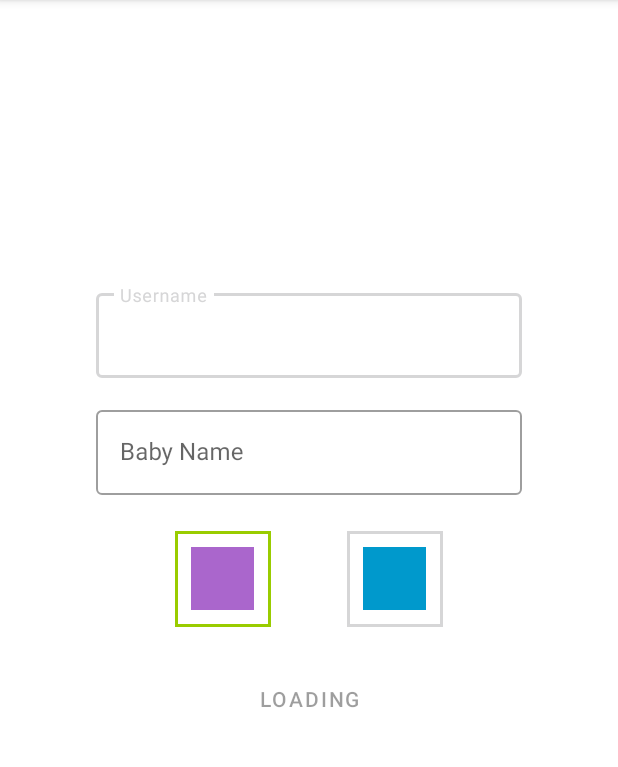
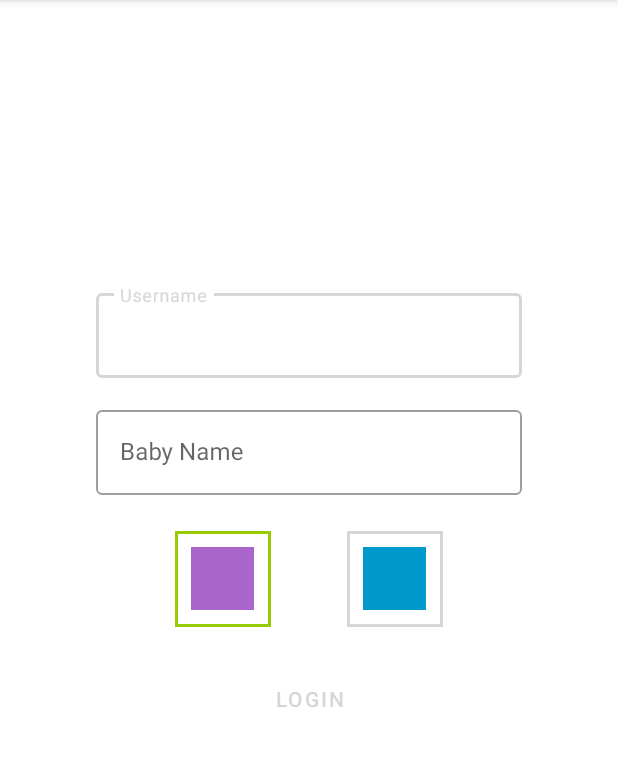
Before and after one commit to BrachtL/babyfeedingtracker, an Android app: the screen it shows after launch (LoginActivity), after a tap on "LOGIN", on a phone screen of 412 x 824 dp, the part 84-851 px from its top. Run offline under Robolectric (Android 15) with nearby library versions, the phone set to English and light mode, and no system bars; libraries missing offline, so code that uses them is left out: com.jaredrummler.materialspinner; 1 other tap on this screen came first.

Commit message:
bug correction: loading was blocking login button after a bad attempt to create an user

```diff
--- a/app/src/main/java/com/example/babyfeedingtracker/LoginActivity.kt
+++ b/app/src/main/java/com/example/babyfeedingtracker/LoginActivity.kt
@@ -27,7 +27,6 @@ import org.json.JSONObject
 import java.util.concurrent.TimeUnit
 
 // TODO: Return to this activity if station and user are not found
-// TODO: botão fica no LOADING quando o user digitado não é válido
 
 class LoginActivity : AppCompatActivity() {
 
@@ -65,10 +64,20 @@ class LoginActivity : AppCompatActivity() {
     // TODO: username.length has to be between 3 and 7
     fun validateFieldString(field: String, fieldName: String): String {
 
-        if(field.length < 6) {
-            val toast = Toast.makeText(this, "Please enter at least 6 chars for your $fieldName", Toast.LENGTH_SHORT)
-            toast.show()
-            return "length"
+        if(fieldName == "baby name") {
+            if(field.length < 6) {
+                val toast = Toast.makeText(this, "Please enter at least 6 chars for your $fieldName", Toast.LENGTH_SHORT)
+                toast.show()
+                return "length"
+            }
+        } else if(fieldName == "username") {
+            if(field.length > 7 || field.length < 3) {
+                val toast = Toast.makeText(this, "username has to have between 3 and 7 chars", Toast.LENGTH_SHORT)
+                toast.show()
+                return "length"
+            }
+        } else {
+            return "not username nor baby name"
         }
 
         val prohibitedChars = " '`|#$*/-,;()\\" + "\n" + '"'
@@ -240,6 +249,9 @@ class LoginActivity : AppCompatActivity() {
                     //finish() // Finish the SetupActivity so that the user cannot go back to it
                 }
                 */
+            } else {
+                loginButton.isEnabled = true
+                loginButton.text = "LOGIN"
             }
         }
     }
```
